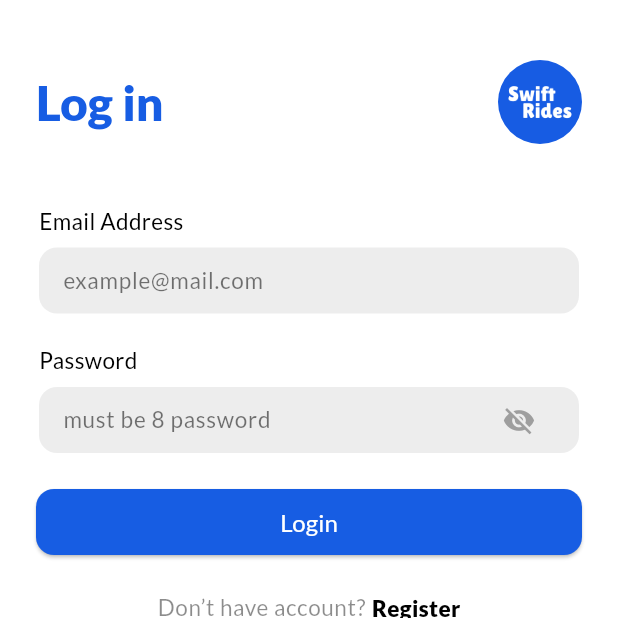
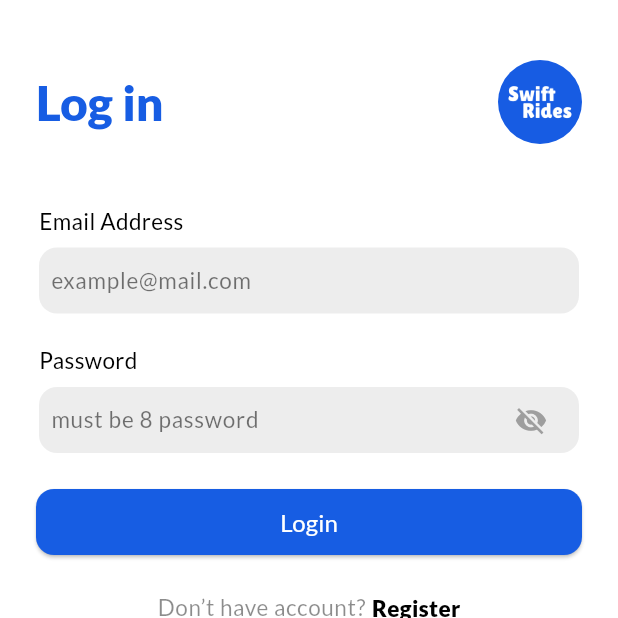
Before and after one commit to aurelwidyanti/swift_rides, a Flutter app: the screen it shows after launch, on a phone screen of 412 x 824 dp, the top half of it. Run offline on Flutter 3.47's test engine with Material 3 defaults, Android fonts, the phone set to English and light mode, and no system bars; our stand-ins replace google_fonts, hugeicons, shared_preferences, syncfusion_flutter_datepicker; accounts and stored records are empty.

Commit message:
refactor: Add focusNode support and adjust padding in AuthTextField widget

```diff
--- a/lib/views/auth/widgets/auth_text_field.dart
+++ b/lib/views/auth/widgets/auth_text_field.dart
@@ -9,6 +9,7 @@ class AuthTextField extends StatelessWidget {
   final TextInputAction textInputAction;
   final TextInputType keyboardType;
   final String? Function(String?)? validator;
+  final FocusNode? focusNode;
   final VoidCallback? onSuffixIconTap;
 
   const AuthTextField({
@@ -20,6 +21,7 @@ class AuthTextField extends StatelessWidget {
     this.textInputAction = TextInputAction.done,
     this.keyboardType = TextInputType.text,
     this.validator,
+    this.focusNode,
     this.onSuffixIconTap,
   }) : super(key: key);
 
@@ -38,7 +40,7 @@ class AuthTextField extends StatelessWidget {
         ),
         const SizedBox(height: 8),
         Container(
-          padding: const EdgeInsets.symmetric(horizontal: 16, vertical: 8),
+          padding: const EdgeInsets.symmetric(horizontal: 8, vertical: 8),
           height: 44,
           width: 360,
           decoration: BoxDecoration(
@@ -51,6 +53,9 @@ class AuthTextField extends StatelessWidget {
             textInputAction: textInputAction,
             keyboardType: keyboardType,
             validator: validator,
+            focusNode: focusNode,
+            scrollPadding: EdgeInsets.only(
+                bottom: MediaQuery.of(context).viewInsets.bottom + 200),
             decoration: InputDecoration(
                 hintText: hintText,
                 hintStyle: const TextStyle(
```
